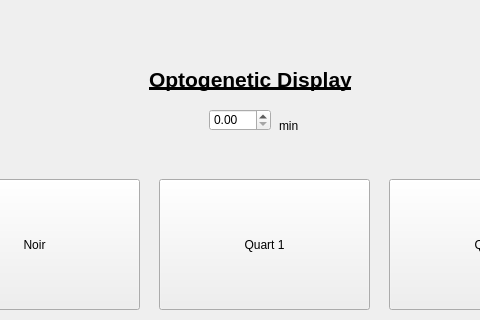
Before: the Qt Designer form gui/Fly_Arena_GUIs/optogenetic/optogenetic_window.ui in NollmannLab/qudi-HiM, drawn with Qt 5; both pictures show x 111 to 591 and y 0 to 320 of the 783 by 694 pixel window.
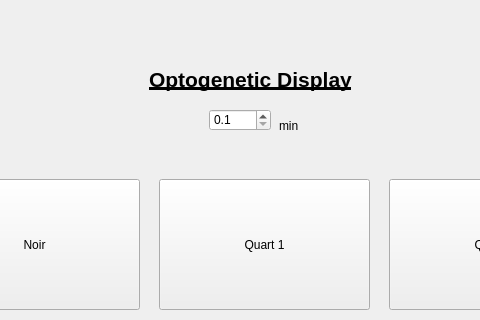
After: the same form once the commit is applied.

The edit to the form file:
```diff
--- a/gui/Fly_Arena_GUIs/optogenetic/optogenetic_window.ui
+++ b/gui/Fly_Arena_GUIs/optogenetic/optogenetic_window.ui
@@ -111,6 +111,12 @@
        <height>22</height>
       </rect>
      </property>
+     <property name="decimals">
+      <number>1</number>
+     </property>
+     <property name="minimum">
+      <double>0.100000000000000</double>
+     </property>
     </widget>
     <widget class="QToolButton" name="noir">
      <property name="geometry">
```
